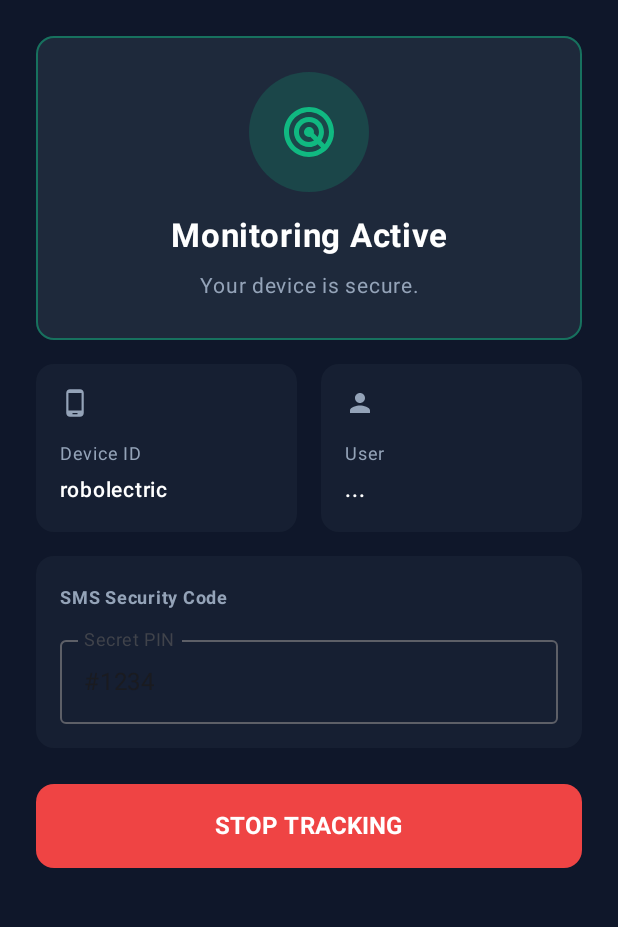
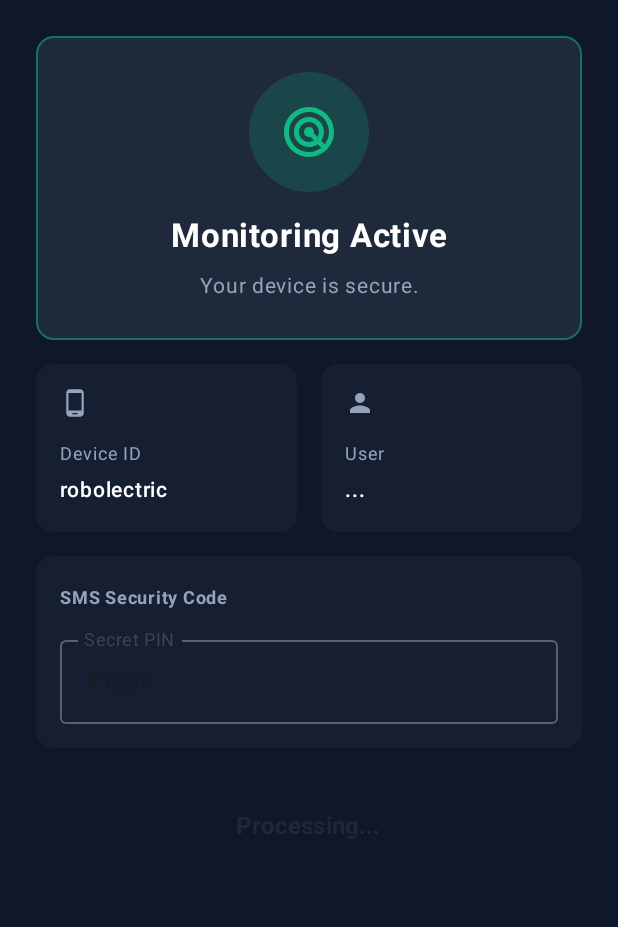
Before and after one commit to tracenfindofficial/TraceNFindTracker, an Android app built with Jetpack Compose: the composable DashboardScreen called with empty values, after a tap on "START LINK", on a phone screen of 412 x 824 dp, the part 120-1047 px from its top. Run offline under Robolectric (Android 15) with nearby library versions, the phone set to English and light mode, and no system bars; our stand-ins replace Firebase (no records; nobody signed in at launch, a user with empty details on screens opened directly); 1 statement that could not run was skipped.

Commit message:
refactor: Add debounce to tracking button and improve alarm logic
This commit introduces two main improvements:

1.  **Tracking Button Debounce:** The "Start/Stop Tracking" button in `MainActivity` is now disabled for two seconds after being clicked. This prevents rapid, repeated taps that could cause inconsistent state changes or race conditions when starting or stopping the `LocationService`. A "Processing..." text is displayed during this brief interval.

2.  **Conditional Notification Update:** The `stopAlarm` method in `LocationService` now accepts a boolean parameter (`updateNotification`). This allows the notification to be updated only when the alarm is stopped via the notification action, preventing it from being unnecessarily redrawn when the entire service is shutting down.

```diff
--- a/app/src/main/java/com/example/tracenfindtracker/MainActivity.kt
+++ b/app/src/main/java/com/example/tracenfindtracker/MainActivity.kt
@@ -485,6 +485,7 @@ fun DashboardScreen(userUid: String, onStartTracking: () -> Unit, onStopTracking
     var customPin by remember { mutableStateOf(prefs.getString("sms_pin", "#1234") ?: "#1234") }
     var showMfaInput by remember { mutableStateOf(false) }
     var phoneInput by remember { mutableStateOf("") }
+    var isButtonEnabled by remember { mutableStateOf(true) }
 
     if (showMfaInput) {
         AlertDialog(
@@ -546,8 +547,34 @@ fun DashboardScreen(userUid: String, onStartTracking: () -> Unit, onStopTracking
                 }
             }
             Spacer(modifier = Modifier.height(24.dp))
-            Button(onClick = { if (isTracking) { onStopTracking(); isTracking = false } else { onStartTracking(); isTracking = true } }, modifier = Modifier.fillMaxWidth().height(56.dp), colors = ButtonDefaults.buttonColors(containerColor = if (isTracking) TnfRed else TnfPrimary), shape = RoundedCornerShape(12.dp)) {
-                Text(if (isTracking) "STOP TRACKING" else "START LINK", fontWeight = FontWeight.Bold, fontSize = 16.sp)
+            Button(
+                onClick = {
+                    isButtonEnabled = false // 1. Disable button immediately
+
+                    if (isTracking) {
+                        onStopTracking()
+                        isTracking = false
+                    } else {
+                        onStartTracking()
+                        isTracking = true
+                    }
+
+                    // 2. Re-enable after 2 seconds (Coroutine)
+                    android.os.Handler(android.os.Looper.getMainLooper()).postDelayed({
+                        isButtonEnabled = true
+                    }, 2000)
+                },
+                enabled = isButtonEnabled, // Bind to state
+                modifier = Modifier.fillMaxWidth().height(56.dp),
+                colors = ButtonDefaults.buttonColors(containerColor = if (isTracking) TnfRed else TnfPrimary),
+                shape = RoundedCornerShape(12.dp)
+            ) {
+                if (isButtonEnabled) {
+                    Text(if (isTracking) "STOP TRACKING" else "START LINK", fontWeight = FontWeight.Bold, fontSize = 16.sp)
+                } else {
+                    // Show a tiny loader or just text
+                    Text("Processing...", fontWeight = FontWeight.Bold, fontSize = 16.sp)
+                }
             }
         }
     }
```
Also changed, not shown: app/src/main/java/com/example/tracenfindtracker/LocationService.kt (+11 -6 lines).
